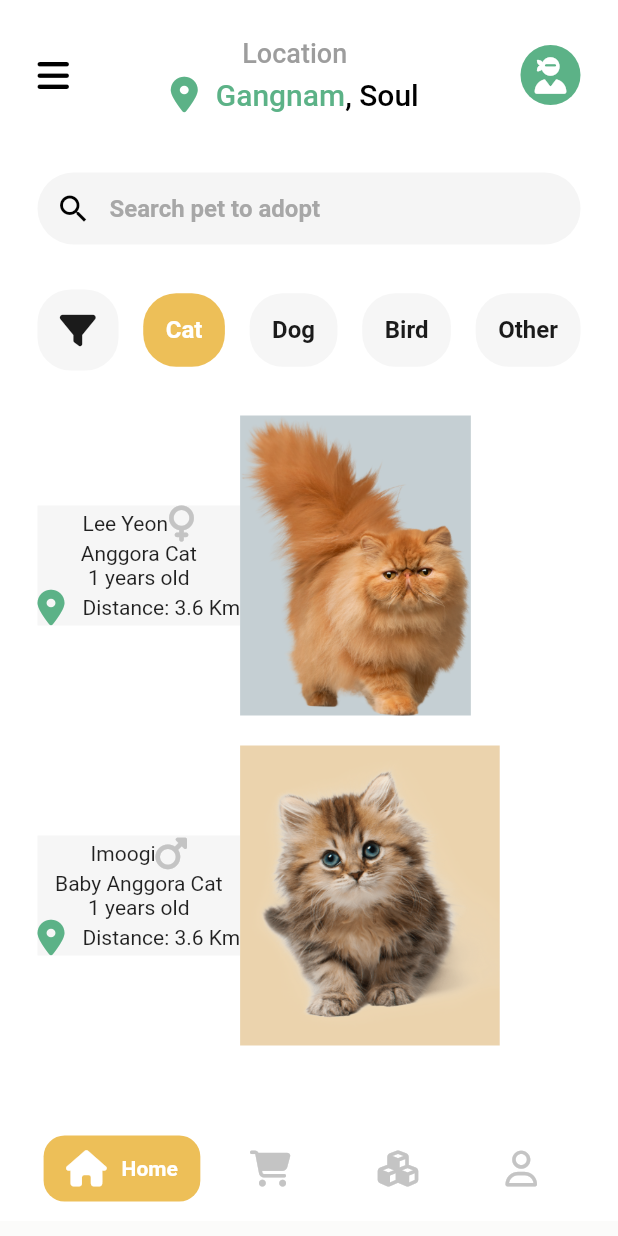
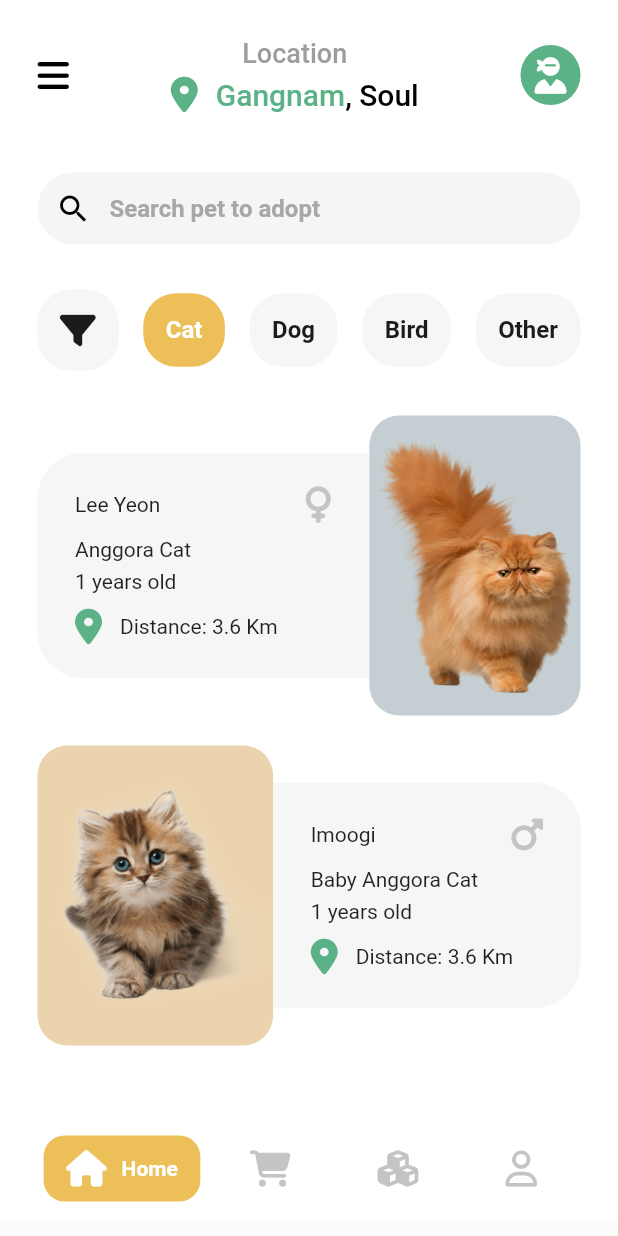
Before and after one commit to gomezjcdev/FlutterDesigns, a Flutter app: the screen it shows after launch, on a phone screen of 412 x 824 dp. Run offline on Flutter 3.47's test engine with Material 2 defaults, Android fonts, the phone set to English and light mode, and no system bars; our stand-ins replace font_awesome_flutter.

Commit message:
wip home

```diff
--- a/02.pet_app/lib/widgets/animal_card.dart
+++ b/02.pet_app/lib/widgets/animal_card.dart
@@ -5,57 +5,97 @@ import 'package:pet_app/themes/theme.dart';
 
 class AnimalCard extends StatelessWidget {
   final Animal animal;
+  final bool imageLeft;
 
   const AnimalCard({
     Key? key,
     required this.animal,
+    this.imageLeft = false,
   }) : super(key: key);
 
   @override
   Widget build(BuildContext context) {
     return Row(
+      mainAxisAlignment:
+          imageLeft ? MainAxisAlignment.start : MainAxisAlignment.end,
       children: [
-        Container(
-          decoration: BoxDecoration(
-            color: AppTheme.grayBackground,
-          ),
+        imageLeft ? _image() : _info(),
+        imageLeft ? _info() : _image()
+      ],
+    );
+  }
+
+  Container _image() {
+    return Container(
+      padding: const EdgeInsets.only(top: 15, bottom: 15, right: 5, left: 5),
+      decoration: BoxDecoration(
+        borderRadius: BorderRadius.circular(20),
+        color: animal.genred == 'male'
+            ? AppTheme.imageBackground2
+            : AppTheme.imageBackground1,
+      ),
+      height: 200,
+      child: Image(
+        image: AssetImage(
+          animal.genred == 'male'
+              ? 'assets/images/gato2.png'
+              : 'assets/images/gato1.png',
+        ),
+      ),
+    );
+  }
+
+  Widget _info() {
+    const double radius = 30;
+    return Flexible(
+      child: Container(
+        height: 150,
+        decoration: BoxDecoration(
+          borderRadius: imageLeft
+              ? const BorderRadius.only(
+                  topRight: Radius.circular(radius),
+                  bottomRight: Radius.circular(radius))
+              : const BorderRadius.only(
+                  topLeft: Radius.circular(radius),
+                  bottomLeft: Radius.circular(radius),
+                ),
+          color: AppTheme.grayBackground,
+        ),
+        child: Container(
+          margin: const EdgeInsets.only(left: 25, right: 25),
           child: Column(
+            mainAxisAlignment: MainAxisAlignment.center,
+            crossAxisAlignment: CrossAxisAlignment.start,
             children: [
               Row(
+                mainAxisAlignment: MainAxisAlignment.spaceBetween,
                 children: [
                   Text(animal.name),
-                  FaIcon(animal.genred == 'male'
-                      ? FontAwesomeIcons.mars
-                      : FontAwesomeIcons.venus)
+                  FaIcon(
+                    animal.genred == 'male'
+                        ? FontAwesomeIcons.mars
+                        : FontAwesomeIcons.venus,
+                  )
                 ],
               ),
+              const SizedBox(height: 10),
               Text(animal.breed),
+              const SizedBox(height: 5),
               Text('${animal.age} years old'),
+              const SizedBox(height: 10),
               Row(
                 children: [
                   FaIcon(FontAwesomeIcons.locationDot,
                       color: AppTheme.greenTitle),
                   const SizedBox(width: 12),
-                  Text('Distance: '),
+                  const Text('Distance: '),
                   Text('${animal.distanceOnKM} Km')
                 ],
               )
             ],
           ),
         ),
-        Container(
-          decoration: BoxDecoration(
-              color: animal.genred == 'male'
-                  ? AppTheme.imageBackground2
-                  : AppTheme.imageBackground1),
-          height: 200,
-          child: Image(
-            image: AssetImage(animal.genred == 'male'
-                ? 'assets/images/gato2.png'
-                : 'assets/images/gato1.png'),
-          ),
-        )
-      ],
+      ),
     );
   }
 }
--- a/02.pet_app/lib/widgets/animal_list.dart
+++ b/02.pet_app/lib/widgets/animal_list.dart
@@ -16,7 +16,7 @@ class AnimalList extends StatelessWidget {
       shrinkWrap: true,
       itemBuilder: (context, index) {
         final animal = animals[index];
-        return AnimalCard(animal: animal);
+        return AnimalCard(animal: animal, imageLeft: index % 2 != 0);
       },
       itemCount: animals.length,
       separatorBuilder: (_, __) => const SizedBox(height: 20),
```
